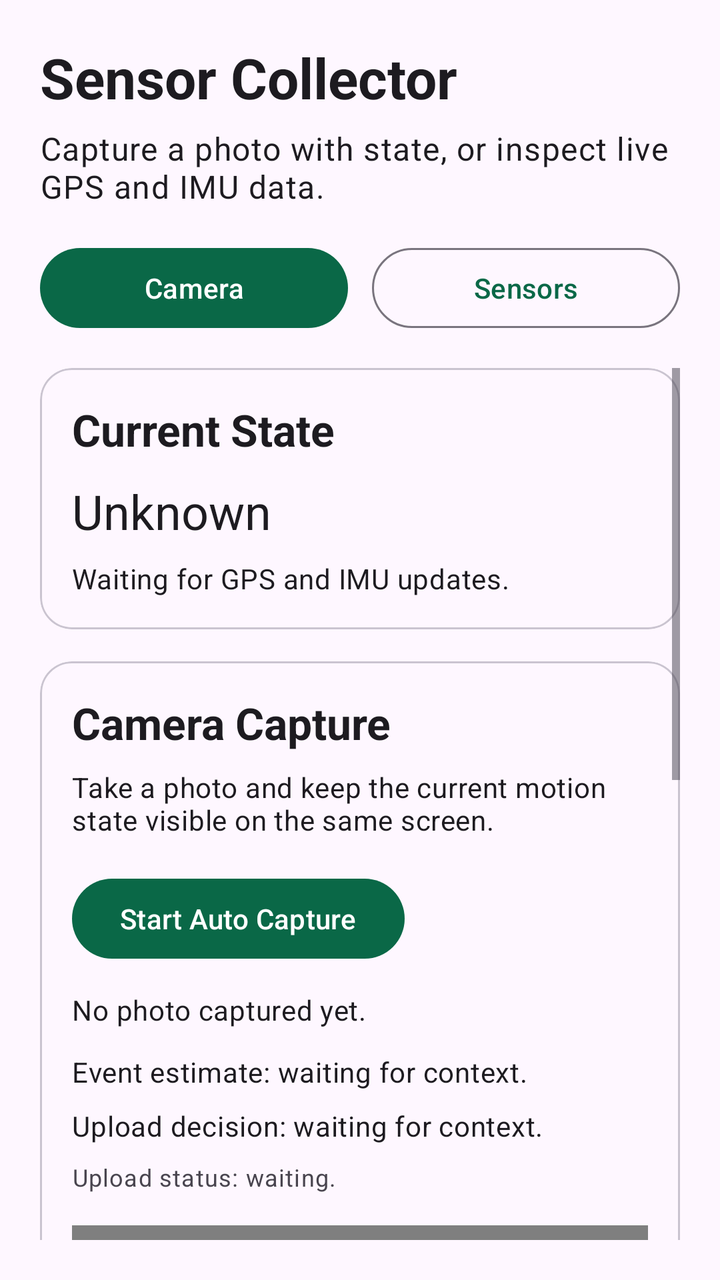
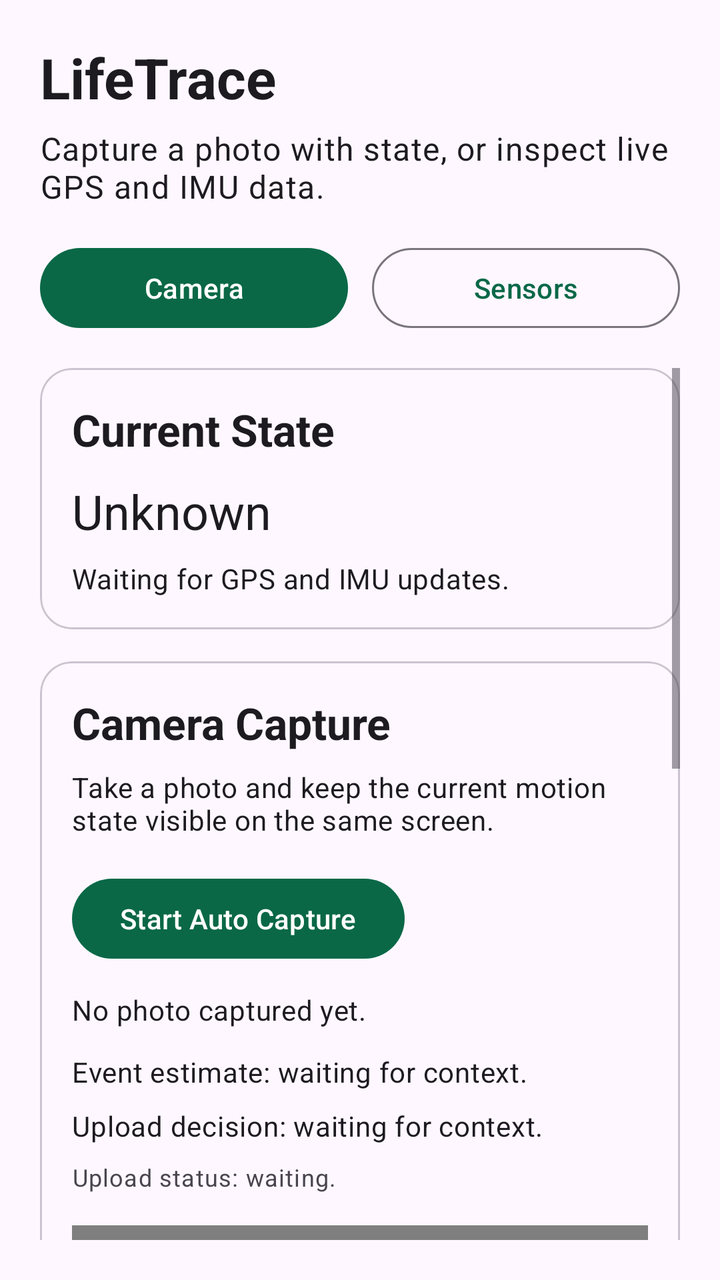

An Android layout rendered at two revisions. The XML below is the earlier revision; the diff shows what the commit changed to produce the second picture.
<!-- AndroidManifest.xml: application theme Theme.SensorCollector -->
<!-- res/layout/activity_main.xml -->
<?xml version="1.0" encoding="utf-8"?>
<LinearLayout xmlns:android="http://schemas.android.com/apk/res/android"
    xmlns:app="http://schemas.android.com/apk/res-auto"
    android:layout_width="match_parent"
    android:layout_height="match_parent"
    android:orientation="vertical"
    android:padding="20dp">

    <TextView
        android:id="@+id/titleText"
        android:layout_width="wrap_content"
        android:layout_height="wrap_content"
        android:text="@string/app_name"
        android:textAppearance="@style/TextAppearance.Material3.HeadlineMedium"
        android:textStyle="bold" />

    <TextView
        android:layout_width="wrap_content"
        android:layout_height="wrap_content"
        android:layout_marginTop="6dp"
        android:text="@string/app_subtitle"
        android:textAppearance="@style/TextAppearance.Material3.BodyLarge" />

    <LinearLayout
        android:layout_width="match_parent"
        android:layout_height="wrap_content"
        android:layout_marginTop="16dp"
        android:orientation="horizontal">

        <com.google.android.material.button.MaterialButton
            android:id="@+id/cameraTabButton"
            style="@style/Widget.Material3.Button"
            android:layout_width="0dp"
            android:layout_height="wrap_content"
            android:layout_weight="1"
            android:text="@string/camera_page_tab" />

        <com.google.android.material.button.MaterialButton
            android:id="@+id/dataTabButton"
            style="@style/Widget.Material3.Button.OutlinedButton"
            android:layout_width="0dp"
            android:layout_height="wrap_content"
            android:layout_marginStart="12dp"
            android:layout_weight="1"
            android:text="@string/data_page_tab" />
    </LinearLayout>

    <ScrollView
        android:id="@+id/cameraPage"
        android:layout_width="match_parent"
        android:layout_height="0dp"
        android:layout_marginTop="16dp"
        android:layout_weight="1"
        android:fillViewport="true">

        <LinearLayout
            android:layout_width="match_parent"
            android:layout_height="wrap_content"
            android:orientation="vertical">

            <com.google.android.material.card.MaterialCardView
                android:layout_width="match_parent"
                android:layout_height="wrap_content"
                app:cardCornerRadius="16dp">

                <LinearLayout
                    android:layout_width="match_parent"
                    android:layout_height="wrap_content"
                    android:orientation="vertical"
                    android:padding="16dp">

                    <TextView
                        android:layout_width="wrap_content"
                        android:layout_height="wrap_content"
                        android:text="@string/current_state_title"
                        android:textAppearance="@style/TextAppearance.Material3.TitleLarge"
                        android:textStyle="bold" />

                    <TextView
                        android:id="@+id/currentStateValue"
                        android:layout_width="wrap_content"
                        android:layout_height="wrap_content"
                        android:layout_marginTop="10dp"
                        android:text="@string/activity_state_unknown"
                        android:textAppearance="@style/TextAppearance.Material3.HeadlineSmall" />

                    <TextView
                        android:id="@+id/currentStateDetail"
                        android:layout_width="wrap_content"
                        android:layout_height="wrap_content"
                        android:layout_marginTop="8dp"
                        android:text="@string/current_state_waiting"
                        android:textAppearance="@style/TextAppearance.Material3.BodyMedium" />
                </LinearLayout>
            </com.google.android.material.card.MaterialCardView>

            <com.google.android.material.card.MaterialCardView
                android:layout_width="match_parent"
                android:layout_height="wrap_content"
                android:layout_marginTop="16dp"
                app:cardCornerRadius="16dp">

                <LinearLayout
                    android:layout_width="match_parent"
                    android:layout_height="wrap_content"
                    android:orientation="vertical"
                    android:padding="16dp">

                    <TextView
                        android:layout_width="wrap_content"
                        android:layout_height="wrap_content"
                        android:text="@string/camera_title"
                        android:textAppearance="@style/TextAppearance.Material3.TitleLarge"
                        android:textStyle="bold" />

                    <TextView
                        android:layout_width="wrap_content"
                        android:layout_height="wrap_content"
                        android:layout_marginTop="8dp"
                        android:text="@string/camera_subtitle"
                        android:textAppearance="@style/TextAppearance.Material3.BodyMedium" />

                    <com.google.android.material.button.MaterialButton
                        android:id="@+id/captureButton"
                        android:layout_width="wrap_content"
                        android:layout_height="wrap_content"
                        android:layout_marginTop="16dp"
                        android:text="@string/auto_capture_start" />

                    <TextView
                        android:id="@+id/cameraStatusText"
                        android:layout_width="wrap_content"
                        android:layout_height="wrap_content"
                        android:layout_marginTop="12dp"
                        android:text="@string/camera_waiting"
                        android:textAppearance="@style/TextAppearance.Material3.BodyMedium" />

                    <TextView
                        android:id="@+id/eventEstimateValue"
                        android:layout_width="wrap_content"
                        android:layout_height="wrap_content"
                        android:layout_marginTop="12dp"
                        android:text="@string/event_estimate_waiting"
                        android:textAppearance="@style/TextAppearance.Material3.BodyMedium" />

                    <TextView
                        android:id="@+id/uploadDecisionValue"
                        android:layout_width="wrap_content"
                        android:layout_height="wrap_content"
                        android:layout_marginTop="8dp"
                        android:text="@string/upload_decision_waiting"
                        android:textAppearance="@style/TextAppearance.Material3.BodyMedium" />

                    <TextView
                        android:id="@+id/uploadStatusText"
                        android:layout_width="wrap_content"
                        android:layout_height="wrap_content"
                        android:layout_marginTop="8dp"
                        android:text="@string/upload_status_waiting"
                        android:textAppearance="@style/TextAppearance.Material3.BodySmall" />

                    <androidx.camera.view.PreviewView
                        android:id="@+id/cameraPreview"
                        android:layout_width="match_parent"
                        android:layout_height="220dp"
                        android:layout_marginTop="16dp" />

                    <ImageView
                        android:id="@+id/photoPreview"
                        android:layout_width="match_parent"
                        android:layout_height="220dp"
                        android:layout_marginTop="12dp"
                        android:adjustViewBounds="true"
                        android:background="?attr/colorSurfaceVariant"
                        android:contentDescription="@string/photo_preview"
                        android:scaleType="centerCrop" />

                    <TextView
                        android:id="@+id/photoPreviewLabel"
                        android:layout_width="wrap_content"
                        android:layout_height="wrap_content"
                        android:layout_marginTop="10dp"
                        android:text="@string/photo_preview_waiting"
                        android:textAppearance="@style/TextAppearance.Material3.BodySmall" />
                </LinearLayout>
            </com.google.android.material.card.MaterialCardView>
        </LinearLayout>
    </ScrollView>

    <ScrollView
        android:id="@+id/dataPage"
        android:layout_width="match_parent"
        android:layout_height="0dp"
        android:layout_marginTop="16dp"
        android:layout_weight="1"
        android:fillViewport="true"
        android:visibility="gone">

        <LinearLayout
            android:layout_width="match_parent"
            android:layout_height="wrap_content"
            android:orientation="vertical">
            <com.google.android.material.button.MaterialButton
                android:id="@+id/refreshButton"
                android:layout_width="wrap_content"
                android:layout_height="wrap_content"
                android:text="@string/request_permission" />

            <TextView
                android:id="@+id/locationPermissionStatus"
                android:layout_width="wrap_content"
                android:layout_height="wrap_content"
                android:layout_marginTop="12dp"
                android:text="@string/location_permission_waiting"
                android:textAppearance="@style/TextAppearance.Material3.BodyMedium" />

            <com.google.android.material.card.MaterialCardView
                android:layout_width="match_parent"
                android:layout_height="wrap_content"
                android:layout_marginTop="20dp"
                app:cardCornerRadius="16dp">

                <LinearLayout
                    android:layout_width="match_parent"
                    android:layout_height="wrap_content"
                    android:orientation="vertical"
                    android:padding="16dp">

                    <TextView
                        android:layout_width="wrap_content"
                        android:layout_height="wrap_content"
                        android:text="@string/location_title"
                        android:textAppearance="@style/TextAppearance.Material3.TitleLarge"
                        android:textStyle="bold" />

                    <TextView
                        android:id="@+id/gpsStatus"
                        android:layout_width="wrap_content"
                        android:layout_height="wrap_content"
                        android:layout_marginTop="8dp"
                        android:text="@string/value_unavailable" />

                    <TextView
                        android:layout_width="wrap_content"
                        android:layout_height="wrap_content"
                        android:layout_marginTop="12dp"
                        android:text="@string/place_name_label" />

                    <TextView
                        android:id="@+id/placeNameValue"
                        android:layout_width="wrap_content"
                        android:layout_height="wrap_content"
                        android:text="@string/value_unavailable"
                        android:textAppearance="@style/TextAppearance.Material3.BodyLarge" />

                    <TextView
                        android:layout_width="wrap_content"
                        android:layout_height="wrap_content"
                        android:layout_marginTop="12dp"
                        android:text="@string/latitude_label" />

                    <TextView
                        android:id="@+id/latitudeValue"
                        android:layout_width="wrap_content"
                        android:layout_height="wrap_content"
                        android:text="@string/value_unavailable"
                        android:textAppearance="@style/TextAppearance.Material3.BodyLarge" />

                    <TextView
                        android:layout_width="wrap_content"
                        android:layout_height="wrap_content"
                        android:layout_marginTop="8dp"
                        android:text="@string/longitude_label" />

                    <TextView
                        android:id="@+id/longitudeValue"
                        android:layout_width="wrap_content"
                        android:layout_height="wrap_content"
                        android:text="@string/value_unavailable"
                        android:textAppearance="@style/TextAppearance.Material3.BodyLarge" />

                    <TextView
                        android:layout_width="wrap_content"
                        android:layout_height="wrap_content"
                        android:layout_marginTop="8dp"
                        android:text="@string/altitude_label" />

                    <TextView
                        android:id="@+id/altitudeValue"
                        android:layout_width="wrap_content"
                        android:layout_height="wrap_content"
                        android:text="@string/value_unavailable"
                        android:textAppearance="@style/TextAppearance.Material3.BodyLarge" />

                    <TextView
                        android:layout_width="wrap_content"
                        android:layout_height="wrap_content"
                        android:layout_marginTop="8dp"
                        android:text="@string/speed_label" />

                    <TextView
                        android:id="@+id/speedValue"
                        android:layout_width="wrap_content"
                        android:layout_height="wrap_content"
                        android:text="@string/value_unavailable"
                        android:textAppearance="@style/TextAppearance.Material3.BodyLarge" />

                    <TextView
                        android:layout_width="wrap_content"
                        android:layout_height="wrap_content"
                        android:layout_marginTop="8dp"
                        android:text="@string/bearing_label" />

                    <TextView
                        android:id="@+id/bearingValue"
                        android:layout_width="wrap_content"
                        android:layout_height="wrap_content"
                        android:text="@string/value_unavailable"
                        android:textAppearance="@style/TextAppearance.Material3.BodyLarge" />

                    <TextView
                        android:layout_width="wrap_content"
                        android:layout_height="wrap_content"
                        android:layout_marginTop="8dp"
                        android:text="@string/accuracy_label" />

                    <TextView
                        android:id="@+id/accuracyValue"
                        android:layout_width="wrap_content"
                        android:layout_height="wrap_content"
                        android:text="@string/value_unavailable"
                        android:textAppearance="@style/TextAppearance.Material3.BodyLarge" />

                    <TextView
                        android:layout_width="wrap_content"
                        android:layout_height="wrap_content"
                        android:layout_marginTop="8dp"
                        android:text="@string/provider_label" />

                    <TextView
                        android:id="@+id/providerValue"
                        android:layout_width="wrap_content"
                        android:layout_height="wrap_content"
                        android:text="@string/value_unavailable"
                        android:textAppearance="@style/TextAppearance.Material3.BodyLarge" />
                </LinearLayout>
            </com.google.android.material.card.MaterialCardView>

            <com.google.android.material.card.MaterialCardView
                android:layout_width="match_parent"
                android:layout_height="wrap_content"
                android:layout_marginTop="16dp"
                app:cardCornerRadius="16dp">

                <LinearLayout
                    android:layout_width="match_parent"
                    android:layout_height="wrap_content"
                    android:orientation="vertical"
                    android:padding="16dp">

                    <TextView
                        android:layout_width="wrap_content"
                        android:layout_height="wrap_content"
                        android:text="@string/imu_title"
                        android:textAppearance="@style/TextAppearance.Material3.TitleLarge"
                        android:textStyle="bold" />

                    <TextView
                        android:layout_width="wrap_content"
                        android:layout_height="wrap_content"
                        android:layout_marginTop="12dp"
                        android:text="@string/accelerometer_label" />

                    <TextView
                        android:id="@+id/accelerometerStatus"
                        android:layout_width="wrap_content"
                        android:layout_height="wrap_content"
                        android:text="@string/value_unavailable" />

                    <TextView
                        android:id="@+id/accelerometerValue"
                        android:layout_width="wrap_content"
                        android:layout_height="wrap_content"
                        android:layout_marginTop="4dp"
                        android:text="@string/vector_placeholder"
                        android:textAppearance="@style/TextAppearance.Material3.BodyLarge" />

                    <TextView
                        android:layout_width="wrap_content"
                        android:layout_height="wrap_content"
                        android:layout_marginTop="12dp"
                        android:text="@string/gyroscope_label" />

                    <TextView
                        android:id="@+id/gyroscopeStatus"
                        android:layout_width="wrap_content"
                        android:layout_height="wrap_content"
                        android:text="@string/value_unavailable" />

                    <TextView
                        android:id="@+id/gyroscopeValue"
                        android:layout_width="wrap_content"
                        android:layout_height="wrap_content"
                        android:layout_marginTop="4dp"
                        android:text="@string/vector_placeholder"
                        android:textAppearance="@style/TextAppearance.Material3.BodyLarge" />

                    <TextView
                        android:layout_width="wrap_content"
                        android:layout_height="wrap_content"
                        android:layout_marginTop="12dp"
                        android:text="@string/magnetometer_label" />

                    <TextView
                        android:id="@+id/magnetometerStatus"
                        android:layout_width="wrap_content"
                        android:layout_height="wrap_content"
                        android:text="@string/value_unavailable" />

                    <TextView
                        android:id="@+id/magnetometerValue"
                        android:layout_width="wrap_content"
                        android:layout_height="wrap_content"
                        android:layout_marginTop="4dp"
                        android:text="@string/vector_placeholder"
                        android:textAppearance="@style/TextAppearance.Material3.BodyLarge" />
                </LinearLayout>
            </com.google.android.material.card.MaterialCardView>
        </LinearLayout>
    </ScrollView>
</LinearLayout>
<!-- resources referenced by this layout -->
<resources>
  <string name="accelerometer_label">Accelerometer</string>
  <string name="accuracy_label">Accuracy</string>
  <string name="activity_state_unknown">Unknown</string>
  <string name="altitude_label">Altitude</string>
  <string name="app_name">Sensor Collector</string>
  <string name="app_subtitle">Capture a photo with state, or inspect live GPS and IMU data.</string>
  <string name="auto_capture_start">Start Auto Capture</string>
  <string name="bearing_label">Bearing</string>
  <string name="camera_page_tab">Camera</string>
  <string name="camera_subtitle">Take a photo and keep the current motion state visible on the same screen.</string>
  <string name="camera_title">Camera Capture</string>
  <string name="camera_waiting">No photo captured yet.</string>
  <string name="current_state_title">Current State</string>
  <string name="current_state_waiting">Waiting for GPS and IMU updates.</string>
  <string name="data_page_tab">Sensors</string>
  <string name="event_estimate_waiting">Event estimate: waiting for context.</string>
  <string name="gyroscope_label">Gyroscope</string>
  <string name="imu_title">IMU Data</string>
  <string name="latitude_label">Latitude</string>
  <string name="location_permission_waiting">Waiting for location permission.</string>
  <string name="location_title">GPS Data</string>
  <string name="longitude_label">Longitude</string>
  <string name="magnetometer_label">Magnetometer</string>
  <string name="photo_preview">Captured photo preview</string>
  <string name="photo_preview_waiting">No cached photo yet.</string>
  <string name="place_name_label">Place Name</string>
  <string name="provider_label">Provider</string>
  <string name="request_permission">Request GPS Permission</string>
  <string name="speed_label">Speed</string>
  <string name="upload_decision_waiting">Upload decision: waiting for context.</string>
  <string name="upload_status_waiting">Upload status: waiting.</string>
  <string name="value_unavailable">N/A</string>
  <string name="vector_placeholder">x=0.000, y=0.000, z=0.000</string>
  <style name="Theme.SensorCollector" parent="Theme.Material3.DayNight.NoActionBar">
          <item name="colorPrimary">#0A6847</item>
          <item name="colorPrimaryContainer">#9CF3C8</item>
          <item name="colorSecondary">#4C6358</item>
          <item name="android:statusBarColor" tools:targetApi="l">#0A6847</item>
      </style>
</resources>

<!-- the commit's change to res/layout/activity_main.xml (unified diff, before → after) -->
@@ -182,6 +182,14 @@
                         android:layout_marginTop="10dp"
                         android:text="@string/photo_preview_waiting"
                         android:textAppearance="@style/TextAppearance.Material3.BodySmall" />
+
+                    <TextView
+                        android:id="@+id/exportStatusText"
+                        android:layout_width="wrap_content"
+                        android:layout_height="wrap_content"
+                        android:layout_marginTop="10dp"
+                        android:text="@string/export_status_default"
+                        android:textAppearance="@style/TextAppearance.Material3.BodySmall" />
                 </LinearLayout>
             </com.google.android.material.card.MaterialCardView>
         </LinearLayout>
<!-- resource entries referenced after the edit -->
@@ -4,7 +4,7 @@
   <string name="accuracy_label">Accuracy</string>
   <string name="activity_state_unknown">Unknown</string>
   <string name="altitude_label">Altitude</string>
-  <string name="app_name">Sensor Collector</string>
+  <string name="app_name">LifeTrace</string>
   <string name="app_subtitle">Capture a photo with state, or inspect live GPS and IMU data.</string>
   <string name="auto_capture_start">Start Auto Capture</string>
   <string name="bearing_label">Bearing</string>
@@ -16,6 +16,7 @@
   <string name="current_state_waiting">Waiting for GPS and IMU updates.</string>
   <string name="data_page_tab">Sensors</string>
   <string name="event_estimate_waiting">Event estimate: waiting for context.</string>
+  <string name="export_status_default">LSC export is waiting for the first snapshot.</string>
   <string name="gyroscope_label">Gyroscope</string>
   <string name="imu_title">IMU Data</string>
   <string name="latitude_label">Latitude</string>
